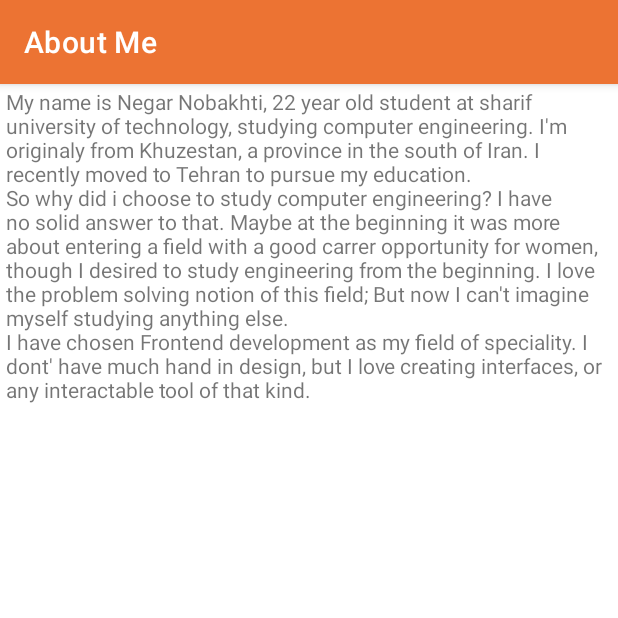
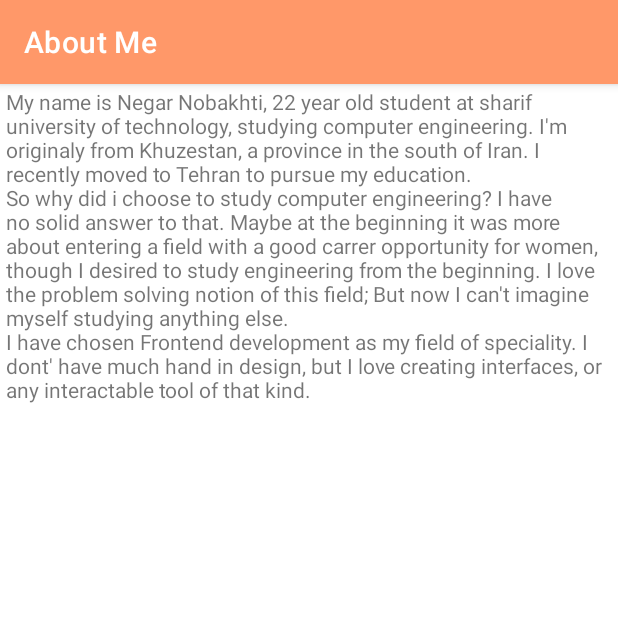
Before and after one commit to Negarnbkhti42/about-me-mobile-programming-HW1, an Android app: the screen it shows after launch (MainActivity), on a phone screen of 412 x 824 dp, the top half of it. Run offline under Robolectric (Android 15) with nearby library versions, the phone set to English and light mode, and no system bars.

Commit message:
Refine theme colors

```diff
--- a/app/src/main/res/values/colors.xml
+++ b/app/src/main/res/values/colors.xml
@@ -7,6 +7,6 @@
     <color name="teal_700">#FF018786</color>
     <color name="black">#FF000000</color>
     <color name="white">#FFFFFFFF</color>
-    <color name="orange">#EC7333</color>
-    <color name="red">#FF2C2C</color>
+    <color name="orange">#FF9869</color>
+    <color name="red">#CD5454</color>
 </resources>
```
